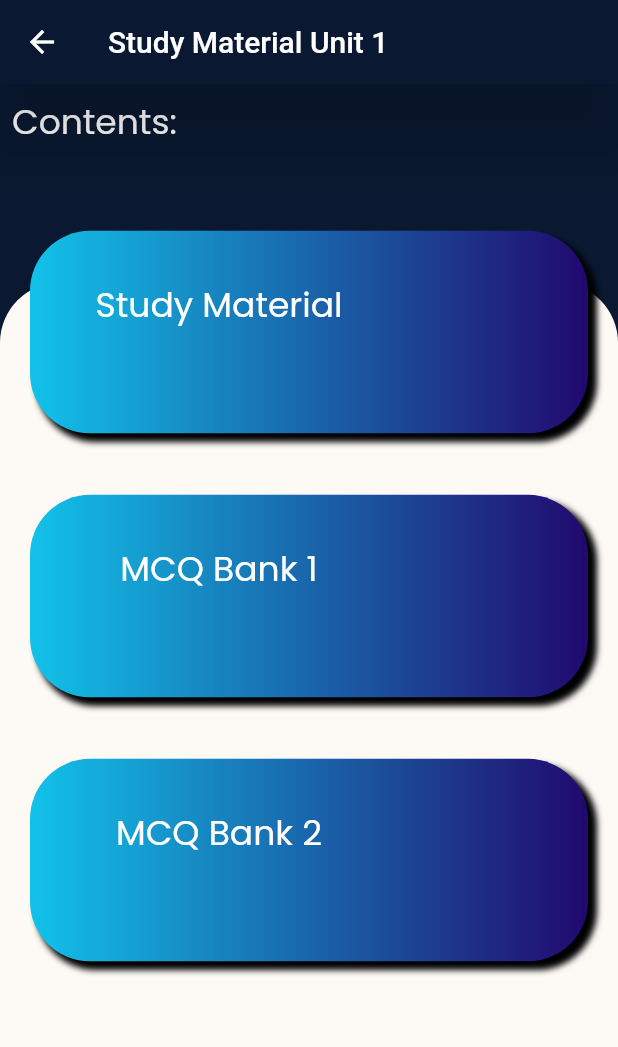
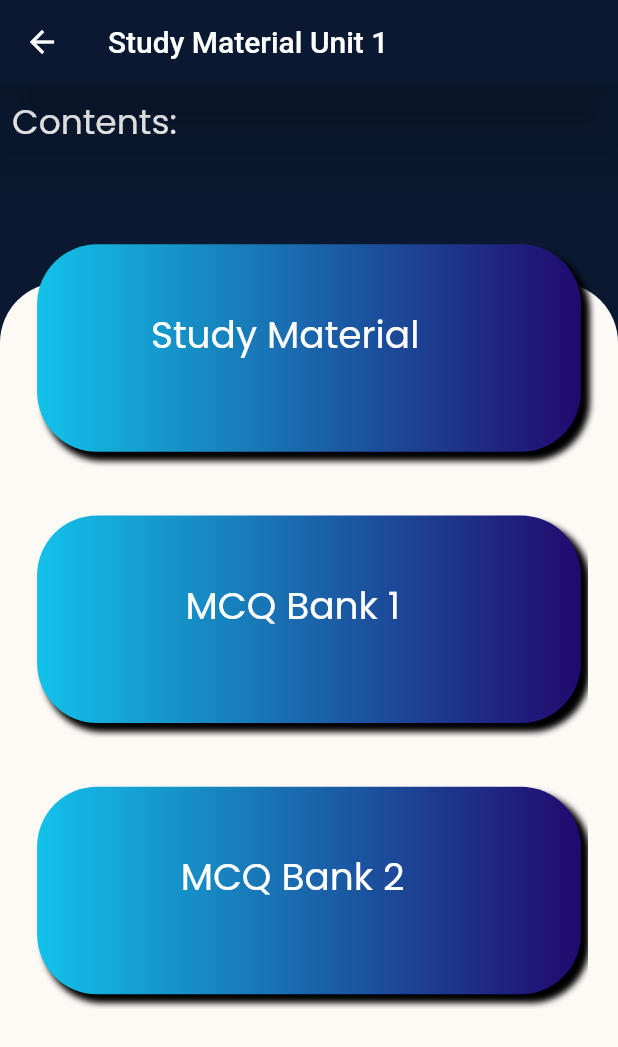
Before and after one commit to PICT-FE01-ADHRR/Engg-Chemistry-Assist, a Flutter app: the Unit1 screen opened directly, after a tap on "Study Material", on a phone screen of 412 x 824 dp. Shown: the top 1047 px of the screen. Run offline on Flutter 3.47's test engine with Material 2 defaults, Android fonts, the phone set to English and light mode, and no system bars; our stand-ins replace cloud_firestore, firebase_auth, firebase_core, firebase_database, google_fonts, google_sign_in and 2 more; missing offline and left inert: cloud_firestore_web, firebase_auth_web, firebase_core_web, google_sign_in_web, mailto, syncfusion_flutter_pdfviewer and 1 more; accounts and stored records are empty; network calls fail.

Commit message:
Added Media Query to unit 1
Unit 1 ready ready for deployment

```diff
--- a/lib/units/unit1/QuestionBanks/QuestionBankUnit1.dart
+++ b/lib/units/unit1/QuestionBanks/QuestionBankUnit1.dart
@@ -69,14 +69,14 @@ class StudyMaterialCall1 extends StatelessWidget {
   Widget build(BuildContext context) {
     var size = MediaQuery.of(context).size;
     return Container(
-      margin: EdgeInsets.symmetric(vertical: 8, horizontal: 20),
-      height: 160,
+      margin: EdgeInsets.symmetric(vertical: 8, horizontal: 15),
+      height: size.height * 0.2,
       child: Stack(
-        alignment: Alignment.center,
+        alignment: Alignment.bottomCenter,
         children: [
           Container(
-            width: size.width - 40,
-            height: 145,
+            width: size.width * 0.88,
+            height: size.height * 0.18,
             child: GestureDetector(
               onTap: () {
                 Navigator.push(
@@ -87,8 +87,8 @@ class StudyMaterialCall1 extends StatelessWidget {
                 );
               },
               child: Container(
-                width: size.width - 30,
-                height: 145,
+                width: size.height * 0.18,
+                height: size.width * 0.923,
                 margin: EdgeInsets.only(bottom: 10),
                 decoration: BoxDecoration(
                   color: Colors.white,
@@ -117,19 +117,19 @@ class StudyMaterialCall1 extends StatelessWidget {
             ),
           ),
           Positioned(
-            top: 40,
-            left: 20,
+            top: size.height * 0.0711,
+            left: 0,
             child: Container(
               // color: Colors.deepOrangeAccent,
               child: SizedBox(
-                height: 100,
-                width: size.width - 200,
+                height: size.height * 0.17,
+                width: size.width * 0.85,
                 child: Column(
                   children: [
                     GestureDetector(
                       child: Text(
                         "Study Material",
-                        style: TextStyle(fontSize: 23, color: Colors.white),
+                        style: TextStyle(fontSize: 25, color: Colors.white),
                       ),
                       onTap: () {
                         Navigator.push(
@@ -157,13 +157,13 @@ class QuestionBankCall1 extends StatelessWidget {
     var size = MediaQuery.of(context).size;
     return Container(
       margin: EdgeInsets.symmetric(vertical: 8, horizontal: 20),
-      height: 160,
+      height: size.height * 0.2,
       child: Stack(
-        alignment: Alignment.center,
+        alignment: Alignment.bottomCenter,
         children: [
           Container(
-            width: size.width - 40,
-            height: 145,
+            width: size.width * 0.88,
+            height: size.height * 0.18,
             child: GestureDetector(
               onTap: () {
                 Navigator.push(
@@ -174,8 +174,8 @@ class QuestionBankCall1 extends StatelessWidget {
                 );
               },
               child: Container(
-                width: size.width - 30,
-                height: 145,
+                width: size.height * 0.18,
+                height: size.width * 0.923,
                 margin: EdgeInsets.only(bottom: 10),
                 decoration: BoxDecoration(
                   color: Colors.white,
@@ -204,19 +204,19 @@ class QuestionBankCall1 extends StatelessWidget {
             ),
           ),
           Positioned(
-            top: 40,
-            left: 20,
+            top: size.height * 0.0711,
+            left: 0,
             child: Container(
               // color: Colors.deepOrangeAccent,
               child: SizedBox(
-                height: 100,
-                width: size.width - 200,
+                height: size.height * 0.17,
+                width: size.width * 0.85,
                 child: Column(
                   children: [
                     GestureDetector(
                       child: Text(
                         "MCQ Bank 1",
-                        style: TextStyle(fontSize: 23, color: Colors.white),
+                        style: TextStyle(fontSize: 25, color: Colors.white),
                       ),
                       onTap: () {
                         Navigator.push(
@@ -243,13 +243,13 @@ class QuestionBankCall2 extends StatelessWidget {
     var size = MediaQuery.of(context).size;
     return Container(
       margin: EdgeInsets.symmetric(vertical: 8, horizontal: 20),
-      height: 160,
+      height: size.height * 0.2,
       child: Stack(
-        alignment: Alignment.center,
+        alignment: Alignment.bottomCenter,
         children: [
           Container(
-            width: size.width - 40,
-            height: 145,
+            width: size.width * 0.88,
+            height: size.height * 0.18,
             child: GestureDetector(
               onTap: () {
                // print("Function Call 2");
@@ -261,8 +261,8 @@ class QuestionBankCall2 extends StatelessWidget {
                 );
               },
               child: Container(
-                width: size.width - 30,
-                height: 145,
+                width: size.height * 0.18,
+                height: size.width * 0.923,
                 margin: EdgeInsets.only(bottom: 10),
                 decoration: BoxDecoration(
                   color: Colors.white,
@@ -291,19 +291,19 @@ class QuestionBankCall2 extends StatelessWidget {
             ),
           ),
           Positioned(
-            top: 40,
-            left: 20,
+            top: size.height * 0.0711,
+            left: 0,
             child: Container(
               // color: Colors.deepOrangeAccent,
               child: SizedBox(
-                height: 100,
-                width: size.width - 200,
+                height: size.height * 0.17,
+                width:  size.width * 0.85,
                 child: Column(
                   children: [
                     GestureDetector(
                       child: Text(
                         "MCQ Bank 2",
-                        style: TextStyle(fontSize: 23, color: Colors.white),
+                        style: TextStyle(fontSize: 25, color: Colors.white),
                       ),
                       onTap: () {
                         Navigator.push(
--- a/lib/units/unit1/Quiz_2.0/QuizScreen2.dart
+++ b/lib/units/unit1/Quiz_2.0/QuizScreen2.dart
@@ -1,6 +1,6 @@
 import 'dart:async';
 import 'package:cloud_firestore/cloud_firestore.dart';
-import 'package:engg_chemistry_study_assist/Database/database.dart';
+// import 'package:engg_chemistry_study_assist/Database/database.dart';
 import 'package:engg_chemistry_study_assist/units/unit1/Quiz_2.0/QuestionList.dart';
 import 'package:firebase_auth/firebase_auth.dart';
 import 'package:flutter/material.dart';
@@ -263,7 +263,7 @@ class CustomDialogBox extends StatelessWidget {
 
   dialogContent(BuildContext context) {
     var deviceHeight = MediaQuery.of(context).size.height;
-    var deviceWidth = MediaQuery.of(context).size.width;
+    // var deviceWidth = MediaQuery.of(context).size.width;
     return Stack(
       children: [
         Container(
@@ -417,7 +417,7 @@ class CustomDialogBox2 extends StatelessWidget {
 
   dialogContent(BuildContext context) {
     var deviceHeight = MediaQuery.of(context).size.height;
-    var deviceWidth = MediaQuery.of(context).size.width;
+    // var deviceWidth = MediaQuery.of(context).size.width;
     return Stack(
       children: [
         Container(
@@ -508,7 +508,7 @@ class CustomDialogBox3 extends StatelessWidget {
 
   dialogContent(BuildContext context) {
     var deviceHeight = MediaQuery.of(context).size.height;
-    var deviceWidth = MediaQuery.of(context).size.width;
+    // var deviceWidth = MediaQuery.of(context).size.width;
     return Stack(
       children: [
         Container(
--- a/lib/units/unit1/unit1.dart
+++ b/lib/units/unit1/unit1.dart
@@ -1,4 +1,3 @@
-// written by Dinesh
 import 'package:flutter/material.dart';
 import 'Content_Data/ListViewUnit1.dart';
 
@@ -95,14 +94,14 @@ class MyListUnit1 extends StatelessWidget {
 
     return Container(
       // color: Colors.red,
-      margin: EdgeInsets.symmetric(vertical: 8, horizontal: 20),
-      height: 160,
+      margin: EdgeInsets.symmetric(vertical: 8, horizontal: 15),
+      height: size.height * 0.2,
       child: Stack(
-        alignment: Alignment.center,
+        alignment: Alignment.bottomCenter,
         children: [
           Container(
-            width: size.width - 40,
-            height: 145,
+            width: size.width * 0.88,
+            height: size.height * 0.18,
             // decoration: BoxDecoration(
             //     // color: Colors.blue,
             //     borderRadius: BorderRadius.circular(40)),
@@ -117,8 +116,8 @@ class MyListUnit1 extends StatelessWidget {
                 );
               },
               child: Container(
-                width: size.width - 30,
-                height: 145,
+                width: size.height * 0.18,
+                height: size.width * 0.923,
                 margin: EdgeInsets.only(bottom: 10),
                 decoration: BoxDecoration(
                   color: Colors.white,
@@ -150,19 +149,19 @@ class MyListUnit1 extends StatelessWidget {
             ),
           ),
           Positioned(
-            top: 40,
-            left: 20,
+            top: size.height * 0.0711,
+            left: 0,
             child: Container(
               // color: Colors.deepOrangeAccent,
               child: SizedBox(
-                height: 100,
-                width: size.width - 200,
+                height: size.height * 0.17,
+                width: size.width * 0.85,
                 child: Column(
                   children: [
                     GestureDetector(
                       child: Text(
                         itemNum.title,
-                        style: TextStyle(fontSize: 23, color: Colors.white),
+                        style: TextStyle(fontSize: 25, color: Colors.white),
                       ),
                       onTap: () {
                         Navigator.push(
```
